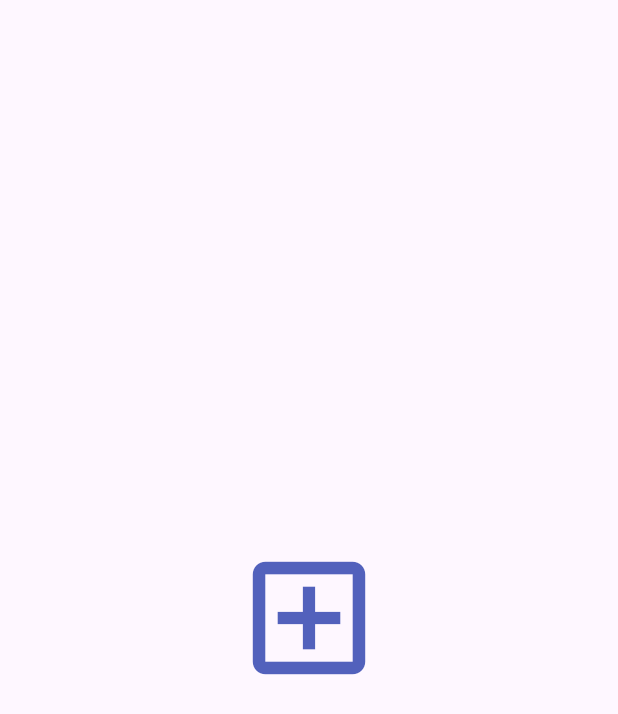
After one commit to jithinbhaskar11/technaureus_task, a Flutter app: the screen it shows after launch, after a tap on "New Order", on a phone screen of 412 x 824 dp. The commit adds this screen. Shown: the top 714 px of the screen. Run offline on Flutter 3.47's test engine with Material 3 defaults, Android fonts, the phone set to English and light mode, and no system bars; our stand-ins replace font_awesome_flutter; network calls fail.

Commit message:
added cart,return order, and new order screens

```diff
--- a/lib/view/home_screen/home_screen.dart
+++ b/lib/view/home_screen/home_screen.dart
@@ -1,7 +1,9 @@
 import 'package:flutter/material.dart';
 import 'package:font_awesome_flutter/font_awesome_flutter.dart';
 import 'package:technaureus_task/view/home_screen/home_screen_tile.dart';
+import 'package:technaureus_task/view/new_order_screen/new_order_screen.dart';
 import 'package:technaureus_task/view/product_screen/product_screen.dart';
+import 'package:technaureus_task/view/return_order_screen/return_order_screen.dart';
 
 class HomeScreen extends StatelessWidget {
   const HomeScreen({super.key});
@@ -26,8 +28,12 @@ class HomeScreen extends StatelessWidget {
             HomeScreenTile(tapResult: (){
               Navigator.push(context, MaterialPageRoute(builder: (context)=>ProductScreen()));
             }, icon: FontAwesomeIcons.box, title:'Products'),
-            HomeScreenTile(tapResult: (){}, icon: Icons.add_box_outlined, title:'Products'),
-            HomeScreenTile(tapResult: (){}, icon: Icons.keyboard_return, title:'Return Order'),
+            HomeScreenTile(tapResult: (){
+              Navigator.push(context, MaterialPageRoute(builder: (context)=>NewOrderScreen()));
+            }, icon: Icons.add_box_outlined, title:'New Order'),
+            HomeScreenTile(tapResult: (){
+              Navigator.push(context, MaterialPageRoute(builder: (context)=>ReturnOrderScreen()));
+            }, icon: Icons.keyboard_return, title:'Return Order'),
             HomeScreenTile(tapResult: (){}, icon: FontAwesomeIcons.coins, title:'Add Payment'),
             HomeScreenTile(tapResult: (){}, icon: Icons.task, title:'Todays Order'),
             HomeScreenTile(tapResult: (){}, icon: Icons.list_alt_outlined, title:'Todays Summary'),
--- /dev/null
+++ b/lib/view/new_order_screen/new_order_screen.dart
@@ -0,0 +1,16 @@
+import 'package:flutter/material.dart';
+
+class NewOrderScreen extends StatelessWidget {
+  const NewOrderScreen({super.key});
+
+  @override
+  Widget build(BuildContext context) {
+    return Scaffold(
+      body: Center(
+        child: Icon(
+          Icons.add_box_outlined,size: 100,color: Colors.indigo.withOpacity(0.9),
+        ),
+      ),
+    );
+  }
+}
```
Also changed, not shown: lib/view/cart_screen/cart_screen.dart (added, +17 -0 lines), lib/view/return_order_screen/return_order_screen.dart (added, +16 -0 lines).
